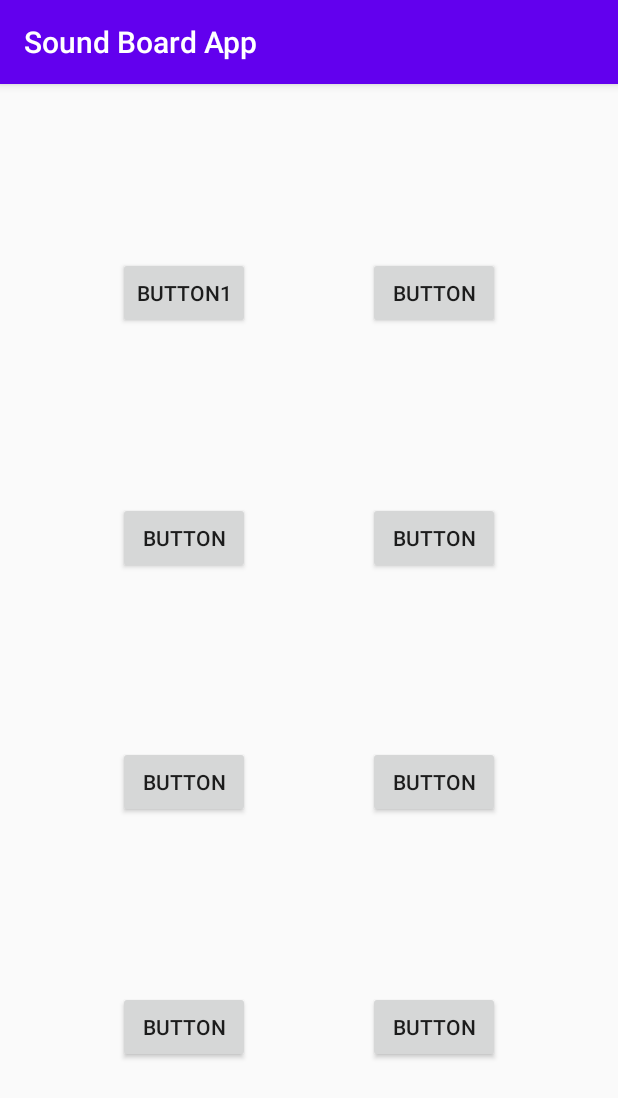
After one commit to torbrick/Sound_Board_App, an Android app: the SoundBoard1Fragment screen opened through its navigation route, on a phone screen of 412 x 824 dp. The commit adds this screen. Shown: the top 1098 px of the screen. Run offline under Robolectric (Android 15) with nearby library versions, the phone set to English and light mode, and no system bars; our stand-ins replace data binding.

Commit message:
Single Sound board with 1 button producing sound (got media player to work)

```diff
--- a/app/build.gradle
+++ b/app/build.gradle
@@ -23,6 +23,10 @@ android {
         }
     }
 
+    dataBinding {
+        enabled = true
+    }
+
 }
 
 dependencies {
@@ -33,7 +37,10 @@ dependencies {
     implementation 'androidx.constraintlayout:constraintlayout:1.1.3'
     implementation 'androidx.lifecycle:lifecycle-extensions:2.0.0'
     implementation 'androidx.lifecycle:lifecycle-viewmodel-ktx:2.0.0'
+    implementation 'androidx.legacy:legacy-support-v4:1.0.0'
     testImplementation 'junit:junit:4.12'
     androidTestImplementation 'androidx.test.ext:junit:1.1.1'
     androidTestImplementation 'androidx.test.espresso:espresso-core:3.2.0'
+    implementation 'androidx.navigation:navigation-fragment-ktx:2.0.0'
+    implementation 'androidx.navigation:navigation-ui-ktx:2.0.0'
 }
--- a/app/src/main/java/com/example/soundboardapp/MainActivity.kt
+++ b/app/src/main/java/com/example/soundboardapp/MainActivity.kt
@@ -7,12 +7,17 @@ import com.example.soundboardapp.ui.main.TitleFragment
 class MainActivity : AppCompatActivity() {
 
     override fun onCreate(savedInstanceState: Bundle?) {
+
         super.onCreate(savedInstanceState)
         setContentView(R.layout.activity_main)
-        if (savedInstanceState == null) {
-            supportFragmentManager.beginTransaction()
-                    .replace(R.id.container, TitleFragment.newInstance())
-                    .commitNow()
-        }
+
+
+//        super.onCreate(savedInstanceState)
+//        setContentView(R.layout.activity_main)
+//        if (savedInstanceState == null) {
+//            supportFragmentManager.beginTransaction()
+//                    .replace(R.id.container, TitleFragment.newInstance())
+//                    .commitNow()
+//        }
     }
 }
--- /dev/null
+++ b/app/src/main/java/com/example/soundboardapp/SoundBoard1/SoundBoard1Fragment.kt
@@ -0,0 +1,49 @@
+package com.example.soundboardapp.SoundBoard1
+
+import androidx.lifecycle.ViewModelProviders
+import android.os.Bundle
+import androidx.fragment.app.Fragment
+import android.view.LayoutInflater
+import android.view.View
+import android.view.ViewGroup
+import androidx.databinding.DataBindingUtil
+import com.example.soundboardapp.R
+import com.example.soundboardapp.databinding.FragmentSoundBoard1Binding
+
+
+class SoundBoard1Fragment : Fragment() {
+
+    companion object {
+        fun newInstance() =
+            SoundBoard1Fragment()
+    }
+
+    private lateinit var viewModel: SoundBoard1FragmentViewModel
+
+    override fun onCreateView(
+        inflater: LayoutInflater, container: ViewGroup?,
+        savedInstanceState: Bundle?
+    ): View? {
+
+        val soundBoard1FragmentBinding: FragmentSoundBoard1Binding = DataBindingUtil.inflate(
+            inflater,R.layout.fragment_sound_board1, container,false)
+
+       val soundBoard1ViewModel = ViewModelProviders.of(this).get(SoundBoard1FragmentViewModel::class.java)
+
+        soundBoard1FragmentBinding.Sound1Button.setOnClickListener {
+            soundBoard1ViewModel.playSound()
+        }
+
+
+        return soundBoard1FragmentBinding.root
+    }
+
+    override fun onActivityCreated(savedInstanceState: Bundle?) {
+        super.onActivityCreated(savedInstanceState)
+        viewModel = ViewModelProviders.of(this).get(SoundBoard1FragmentViewModel::class.java)
+        // TODO: Use the ViewModel
+
+
+    }
+
+}
--- /dev/null
+++ b/app/src/main/java/com/example/soundboardapp/SoundBoard1/SoundBoard1FragmentViewModel.kt
@@ -0,0 +1,21 @@
+package com.example.soundboardapp.SoundBoard1
+
+import android.app.Application
+import android.media.MediaPlayer
+import com.example.soundboardapp.R
+import androidx.lifecycle.AndroidViewModel
+
+class SoundBoard1FragmentViewModel(app: Application) : AndroidViewModel(app) {
+
+
+    // TODO: Implement the ViewModel
+    private var achievementSoundMP: MediaPlayer? = MediaPlayer.create(this.getApplication(), R.raw.achievementunlocked)
+    init {
+
+    }
+
+    fun playSound() {
+        achievementSoundMP?.start()
+    }
+
+}
--- a/app/src/main/java/com/example/soundboardapp/ui/main/TitleFragment.kt
+++ b/app/src/main/java/com/example/soundboardapp/ui/main/TitleFragment.kt
@@ -6,7 +6,11 @@ import androidx.fragment.app.Fragment
 import android.view.LayoutInflater
 import android.view.View
 import android.view.ViewGroup
+import androidx.databinding.DataBindingUtil
+import androidx.navigation.fragment.findNavController
 import com.example.soundboardapp.R
+import com.example.soundboardapp.databinding.FragmentTitleBinding
+
 
 class TitleFragment : Fragment() {
 
@@ -16,9 +20,21 @@ class TitleFragment : Fragment() {
 
     private lateinit var viewModel: MainViewModel
 
-    override fun onCreateView(inflater: LayoutInflater, container: ViewGroup?,
-                              savedInstanceState: Bundle?): View {
-        return inflater.inflate(R.layout.fragment_title, container, false)
+    override fun onCreateView(
+        inflater: LayoutInflater, container: ViewGroup?,
+        savedInstanceState: Bundle?
+    ): View {
+
+
+        val binding: FragmentTitleBinding = DataBindingUtil.inflate(
+            inflater, R.layout.fragment_title, container, false
+        )
+
+        binding.board1Button.setOnClickListener {
+            findNavController().navigate(R.id.action_titleFragment_to_soundBoard1_fragment)
+        }
+
+        return binding.root
     }
 
     override fun onActivityCreated(savedInstanceState: Bundle?) {
--- a/app/src/main/res/layout/activity_main.xml
+++ b/app/src/main/res/layout/activity_main.xml
@@ -1,7 +1,17 @@
 <?xml version="1.0" encoding="utf-8"?>
 <FrameLayout xmlns:android="http://schemas.android.com/apk/res/android"
+    xmlns:app="http://schemas.android.com/apk/res-auto"
     xmlns:tools="http://schemas.android.com/tools"
     android:id="@+id/container"
     android:layout_width="match_parent"
     android:layout_height="match_parent"
-    tools:context=".MainActivity" />
+    tools:context=".MainActivity" >
+
+    <fragment
+        android:id="@+id/fragment"
+        android:name="androidx.navigation.fragment.NavHostFragment"
+        android:layout_width="match_parent"
+        android:layout_height="match_parent"
+        app:defaultNavHost="true"
+        app:navGraph="@navigation/main_navigation" />
+</FrameLayout>
--- /dev/null
+++ b/app/src/main/res/layout/fragment_sound_board1.xml
@@ -0,0 +1,101 @@
+<?xml version="1.0" encoding="utf-8"?>
+<layout xmlns:android="http://schemas.android.com/apk/res/android"
+    xmlns:app="http://schemas.android.com/apk/res-auto"
+    xmlns:tools="http://schemas.android.com/tools">
+
+    <androidx.constraintlayout.widget.ConstraintLayout
+        android:id="@+id/frameLayout"
+        android:layout_width="match_parent"
+        android:layout_height="match_parent"
+        tools:context=".SoundBoard1.SoundBoard1Fragment">
+
+        <Button
+            android:id="@+id/Sound_1_Button"
+            android:layout_width="wrap_content"
+            android:layout_height="wrap_content"
+            android:text="Button1"
+            app:layout_constraintBottom_toTopOf="@+id/Sound_3_Button"
+            app:layout_constraintEnd_toStartOf="@+id/Sound_2_Button"
+            app:layout_constraintHorizontal_bias="0.5"
+            app:layout_constraintStart_toStartOf="parent"
+            app:layout_constraintTop_toTopOf="parent" />
+
+        <Button
+            android:id="@+id/Sound_2_Button"
+            android:layout_width="wrap_content"
+            android:layout_height="wrap_content"
+            android:text="Button"
+            app:layout_constraintBottom_toTopOf="@+id/Sound_4_Button"
+            app:layout_constraintEnd_toEndOf="parent"
+            app:layout_constraintHorizontal_bias="0.5"
+            app:layout_constraintStart_toEndOf="@+id/Sound_1_Button"
+            app:layout_constraintTop_toTopOf="parent" />
+
+        <Button
+            android:id="@+id/Sound_3_Button"
+            android:layout_width="wrap_content"
+            android:layout_height="wrap_content"
+            android:text="Button"
+            app:layout_constraintBottom_toTopOf="@+id/Sound_5_Button"
+            app:layout_constraintEnd_toStartOf="@+id/Sound_4_Button"
+            app:layout_constraintHorizontal_bias="0.5"
+            app:layout_constraintStart_toStartOf="parent"
+            app:layout_constraintTop_toBottomOf="@+id/Sound_1_Button" />
+
+        <Button
+            android:id="@+id/Sound_4_Button"
+            android:layout_width="wrap_content"
+            android:layout_height="wrap_content"
+            android:text="Button"
+            app:layout_constraintBottom_toTopOf="@+id/button6"
+            app:layout_constraintEnd_toEndOf="parent"
+            app:layout_constraintHorizontal_bias="0.5"
+            app:layout_constraintStart_toEndOf="@+id/Sound_3_Button"
+            app:layout_constraintTop_toBottomOf="@+id/Sound_2_Button" />
+
+        <Button
+            android:id="@+id/Sound_5_Button"
+            android:layout_width="wrap_content"
+            android:layout_height="wrap_content"
+            android:text="Button"
+            app:layout_constraintBottom_toTopOf="@+id/Sound_7_Button"
+            app:layout_constraintEnd_toStartOf="@+id/button6"
+            app:layout_constraintHorizontal_bias="0.5"
+            app:layout_constraintStart_toStartOf="parent"
+            app:layout_constraintTop_toBottomOf="@+id/Sound_3_Button" />
+
+        <Button
+            android:id="@+id/button6"
+            android:layout_width="wrap_content"
+            android:layout_height="wrap_content"
+            android:text="Button"
+            app:layout_constraintBottom_toTopOf="@+id/Sound_8_Button"
+            app:layout_constraintEnd_toEndOf="parent"
+            app:layout_constraintHorizontal_bias="0.5"
+            app:layout_constraintStart_toEndOf="@+id/Sound_5_Button"
+            app:layout_constraintTop_toBottomOf="@+id/Sound_4_Button" />
+
+        <Button
+            android:id="@+id/Sound_7_Button"
+            android:layout_width="wrap_content"
+            android:layout_height="wrap_content"
+            android:text="Button"
+            app:layout_constraintBottom_toBottomOf="parent"
+            app:layout_constraintEnd_toStartOf="@+id/Sound_8_Button"
+            app:layout_constraintHorizontal_bias="0.5"
+            app:layout_constraintStart_toStartOf="parent"
+            app:layout_constraintTop_toBottomOf="@+id/Sound_5_Button" />
+
+        <Button
+            android:id="@+id/Sound_8_Button"
+            android:layout_width="wrap_content"
+            android:layout_height="wrap_content"
+            android:text="Button"
+            app:layout_constraintBottom_toBottomOf="parent"
+            app:layout_constraintEnd_toEndOf="parent"
+            app:layout_constraintHorizontal_bias="0.5"
+            app:layout_constraintStart_toEndOf="@+id/Sound_7_Button"
+            app:layout_constraintTop_toBottomOf="@+id/button6" />
+
+    </androidx.constraintlayout.widget.ConstraintLayout>
+</layout>
--- a/app/src/main/res/layout/fragment_title.xml
+++ b/app/src/main/res/layout/fragment_title.xml
@@ -1,7 +1,11 @@
 <?xml version="1.0" encoding="utf-8"?>
-<androidx.constraintlayout.widget.ConstraintLayout xmlns:android="http://schemas.android.com/apk/res/android"
+ <layout
+    xmlns:android="http://schemas.android.com/apk/res/android"
     xmlns:app="http://schemas.android.com/apk/res-auto"
-    xmlns:tools="http://schemas.android.com/tools"
+    xmlns:tools="http://schemas.android.com/tools">
+
+
+<androidx.constraintlayout.widget.ConstraintLayout
     android:id="@+id/main"
     android:layout_width="match_parent"
     android:layout_height="match_parent"
@@ -32,3 +36,4 @@
         app:layout_constraintTop_toBottomOf="@+id/message" />
 
 </androidx.constraintlayout.widget.ConstraintLayout>
+</layout>
--- /dev/null
+++ b/app/src/main/res/navigation/main_navigation.xml
@@ -0,0 +1,22 @@
+<?xml version="1.0" encoding="utf-8"?>
+<navigation xmlns:android="http://schemas.android.com/apk/res/android"
+    xmlns:app="http://schemas.android.com/apk/res-auto"
+    xmlns:tools="http://schemas.android.com/tools"
+    android:id="@+id/main_navigation"
+    app:startDestination="@id/titleFragment">
+
+    <fragment
+        android:id="@+id/titleFragment"
+        android:name="com.example.soundboardapp.ui.main.TitleFragment"
+        android:label="fragment_title"
+        tools:layout="@layout/fragment_title" >
+        <action
+            android:id="@+id/action_titleFragment_to_soundBoard1_fragment"
+            app:destination="@id/soundBoard1_fragment" />
+    </fragment>
+    <fragment
+        android:id="@+id/soundBoard1_fragment"
+        android:name="com.example.soundboardapp.SoundBoard1.SoundBoard1Fragment"
+        android:label="fragment_sound_board1"
+        tools:layout="@layout/fragment_sound_board1" />
+</navigation>
```
